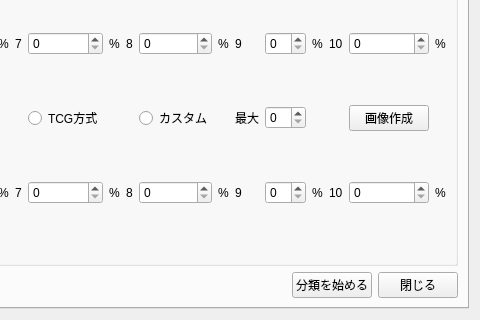
The window that ui/main_window.ui (0712kazu/HazardMapGame_tool) describes before a commit, drawn with Qt 5; both pictures show x 567 to 1047 and y 523 to 843 of the 1047 by 843 pixel window.
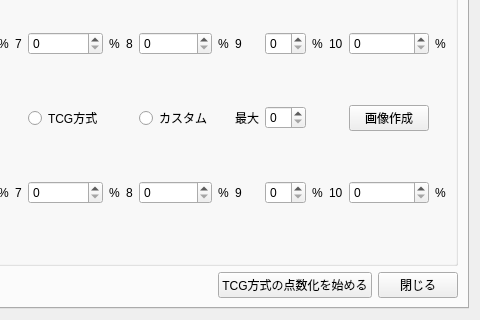
The same window after the commit. The open tabs and pages were chosen to show the change. Custom widgets are drawn as their Qt base class.

Commit message: Calculaate TCG rank

Patch:
```diff
--- a/ui/main_window.ui
+++ b/ui/main_window.ui
@@ -1724,7 +1724,7 @@
          <item>
              <widget class="QPushButton" name="pushButton_classify">
               <property name="text">
-               <string>分類を始める</string>
+               <string>TCG方式の点数化を始める</string>
               </property>
              </widget>
             </item>
```
Left out of the diff: 2 changed lines with no effect on the pictures. The commit also changes 1 other file.
